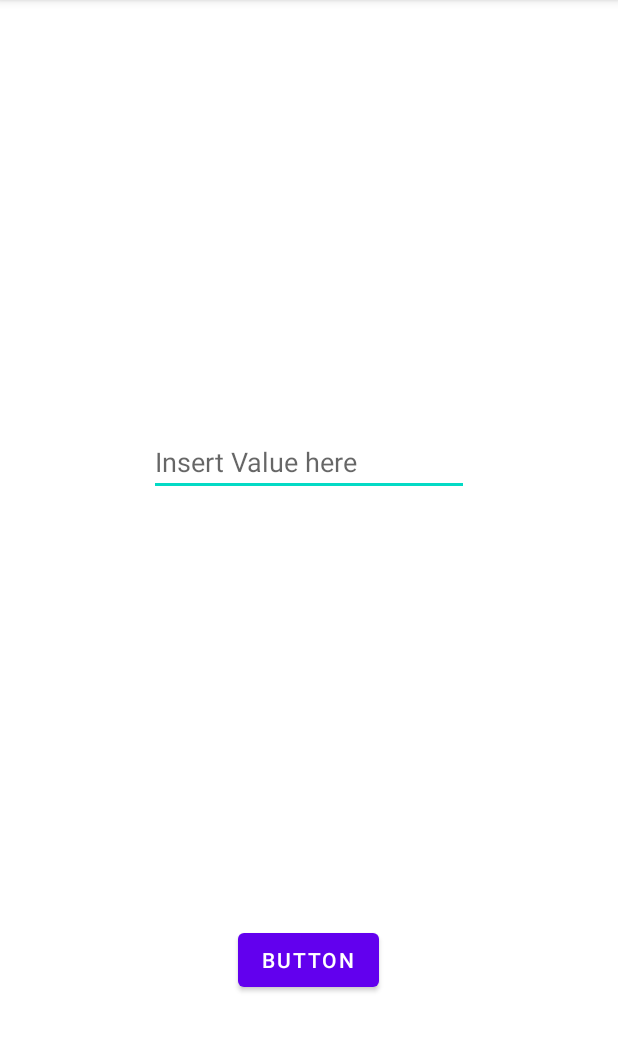
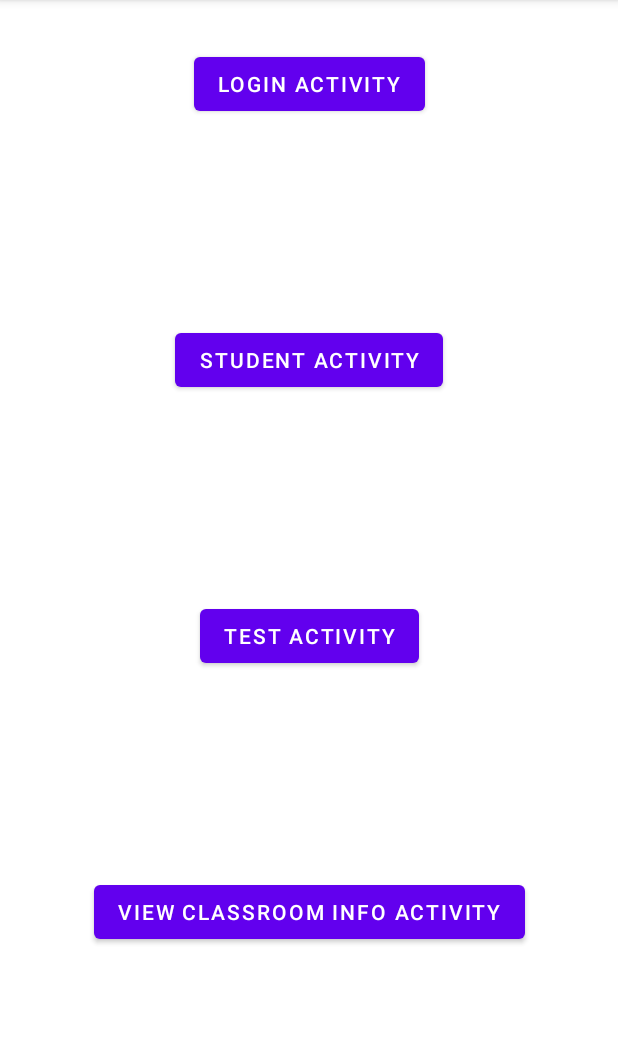
Before and after one commit to Deaniesaur/DeanPinlac_SanjibSaha_COMP304Sec002_Lab4, an Android app: the screen it shows after launch (MainActivity), on a phone screen of 412 x 824 dp, the part 84-1136 px from its top. Run offline under Robolectric (Android 15) with nearby library versions, the phone set to English and light mode, and no system bars.

Commit message:
Added Empty Activities

```diff
--- a/app/src/main/AndroidManifest.xml
+++ b/app/src/main/AndroidManifest.xml
@@ -9,6 +9,11 @@
         android:roundIcon="@mipmap/ic_launcher_round"
         android:supportsRtl="true"
         android:theme="@style/Theme.DeanPinlac_SanjibSaha_COMP304Sec002">
+        <activity android:name=".ViewClassroomActivity"></activity>
+        <activity android:name=".UpdateInfoActivity" />
+        <activity android:name=".TestActivity" />
+        <activity android:name=".StudentActivity" />
+        <activity android:name=".LoginActivity" />
         <activity android:name=".MainActivity">
             <intent-filter>
                 <action android:name="android.intent.action.MAIN" />
--- a/app/src/main/java/com/centennial/deanpinlac_sanjibsaha_comp304sec002/MainActivity.java
+++ b/app/src/main/java/com/centennial/deanpinlac_sanjibsaha_comp304sec002/MainActivity.java
@@ -1,57 +1,42 @@
 package com.centennial.deanpinlac_sanjibsaha_comp304sec002;
 
 import androidx.appcompat.app.AppCompatActivity;
-import androidx.lifecycle.Observer;
-import androidx.lifecycle.ViewModelProvider;
 
+import android.content.Intent;
 import android.os.Bundle;
 import android.widget.Button;
-import android.widget.EditText;
 import android.widget.Toast;
 
-import com.centennial.deanpinlac_sanjibsaha_comp304sec002.model.Student;
-import com.centennial.deanpinlac_sanjibsaha_comp304sec002.viewModel.StudentViewModel;
-
 public class MainActivity extends AppCompatActivity {
-    private StudentViewModel studentViewModel;
-    private Student student;
 
     @Override
     protected void onCreate(Bundle savedInstanceState) {
         super.onCreate(savedInstanceState);
         setContentView(R.layout.activity_main);
 
-        EditText edit = findViewById(R.id.editTextTextPersonName);
-        Button button = findViewById(R.id.buttonSave);
+        Button buttonLogin = findViewById(R.id.buttonLoginActivity);
+        Button buttonStudent = findViewById(R.id.buttonStudentActivity);
+        Button buttonTest = findViewById(R.id.buttonTestActivity);
+        Button buttonView = findViewById(R.id.buttonViewClassroomActivity);
 
-        studentViewModel = new ViewModelProvider(this).get(StudentViewModel.class);
-        student = new Student();
-        studentViewModel.getInsertResult().observe(this, integer -> {
-            if(integer == 1){
-                Toast.makeText(MainActivity.this, "Student successfully saved", Toast.LENGTH_SHORT).show();
-            }else{
-                Toast.makeText(MainActivity.this, "Error saving student", Toast.LENGTH_SHORT).show();
-            }
+        buttonLogin.setOnClickListener(v -> {
+            Intent intent = new Intent(this, LoginActivity.class);
+            startActivity(intent);
         });
 
-        studentViewModel.getAllStudents().observe(this, students -> {
-            String output="";
-            for(Student student: students){
-                output += student.getFirstName() + "\n";
-            }
-
-            showMessage(output);
+        buttonStudent.setOnClickListener(v -> {
+            Intent intent = new Intent(this, StudentActivity.class);
+            startActivity(intent);
         });
 
-        button.setOnClickListener((v) -> {
-            student.setFirstName(edit.getText().toString());
-            studentViewModel.insert(student);
-            showMessage("button save clicked");
-            edit.setText("Changed");
+        buttonTest.setOnClickListener(v -> {
+            Intent intent = new Intent(this, TestActivity.class);
+            startActivity(intent);
+        });
+
+        buttonView.setOnClickListener(v -> {
+            Intent intent = new Intent(this, ViewClassroomActivity.class);
+            startActivity(intent);
         });
     }
-
-    private void showMessage(String message){
-        Toast.makeText(MainActivity.this, message, Toast.LENGTH_SHORT).show();
-    }
 }
--- a/app/src/main/res/layout/activity_main.xml
+++ b/app/src/main/res/layout/activity_main.xml
@@ -6,26 +6,48 @@
     android:layout_height="match_parent"
     tools:context=".MainActivity">
 
-    <EditText
-        android:id="@+id/editTextTextPersonName"
+    <Button
+        android:id="@+id/buttonLoginActivity"
         android:layout_width="wrap_content"
         android:layout_height="wrap_content"
-        android:ems="10"
-        android:hint="Insert Value here"
-        android:inputType="textPersonName"
-        app:layout_constraintBottom_toTopOf="@+id/buttonSave"
+        android:layout_marginBottom="104dp"
+        android:text="Login Activity"
+        app:layout_constraintBottom_toTopOf="@id/buttonStudentActivity"
         app:layout_constraintEnd_toEndOf="parent"
         app:layout_constraintStart_toStartOf="parent"
         app:layout_constraintTop_toTopOf="parent" />
 
     <Button
-        android:id="@+id/buttonSave"
+        android:id="@+id/buttonStudentActivity"
         android:layout_width="wrap_content"
         android:layout_height="wrap_content"
         android:layout_marginBottom="104dp"
-        android:text="Button"
+        android:text="Student Activity"
+        app:layout_constraintTop_toBottomOf="@id/buttonLoginActivity"
+        app:layout_constraintBottom_toTopOf="@id/buttonTestActivity"
+        app:layout_constraintEnd_toEndOf="parent"
+        app:layout_constraintStart_toStartOf="parent" />
+
+    <Button
+        android:id="@+id/buttonTestActivity"
+        android:layout_width="wrap_content"
+        android:layout_height="wrap_content"
+        android:layout_marginBottom="104dp"
+        android:text="Test Activity"
+        app:layout_constraintTop_toBottomOf="@id/buttonStudentActivity"
+        app:layout_constraintBottom_toTopOf="@id/buttonViewClassroomActivity"
+        app:layout_constraintEnd_toEndOf="parent"
+        app:layout_constraintStart_toStartOf="parent" />
+
+    <Button
+        android:id="@+id/buttonViewClassroomActivity"
+        android:layout_width="wrap_content"
+        android:layout_height="wrap_content"
+        android:layout_marginBottom="104dp"
+        android:text="View Classroom Info Activity"
         app:layout_constraintBottom_toBottomOf="parent"
+        app:layout_constraintTop_toBottomOf="@id/buttonTestActivity"
         app:layout_constraintEnd_toEndOf="parent"
-        app:layout_constraintHorizontal_bias="0.498"
         app:layout_constraintStart_toStartOf="parent" />
+
 </androidx.constraintlayout.widget.ConstraintLayout>
```
Also changed, not shown: app/src/main/java/com/centennial/deanpinlac_sanjibsaha_comp304sec002/LoginActivity.java (added, +14 -0 lines), app/src/main/java/com/centennial/deanpinlac_sanjibsaha_comp304sec002/StudentActivity.java (added, +56 -0 lines), app/src/main/java/com/centennial/deanpinlac_sanjibsaha_comp304sec002/TestActivity.java (added, +14 -0 lines), app/src/main/java/com/centennial/deanpinlac_sanjibsaha_comp304sec002/UpdateInfoActivity.java (added, +14 -0 lines), app/src/main/java/com/centennial/deanpinlac_sanjibsaha_comp304sec002/ViewClassroomActivity.java (added, +14 -0 lines), app/src/main/res/layout/activity_login.xml (added, +9 -0 lines), app/src/main/res/layout/activity_student.xml (added, +32 -0 lines), app/src/main/res/layout/activity_test.xml (added, +9 -0 lines), app/src/main/res/layout/activity_update_info.xml (added, +9 -0 lines), app/src/main/res/layout/activity_view_classroom.xml (added, +9 -0 lines).
